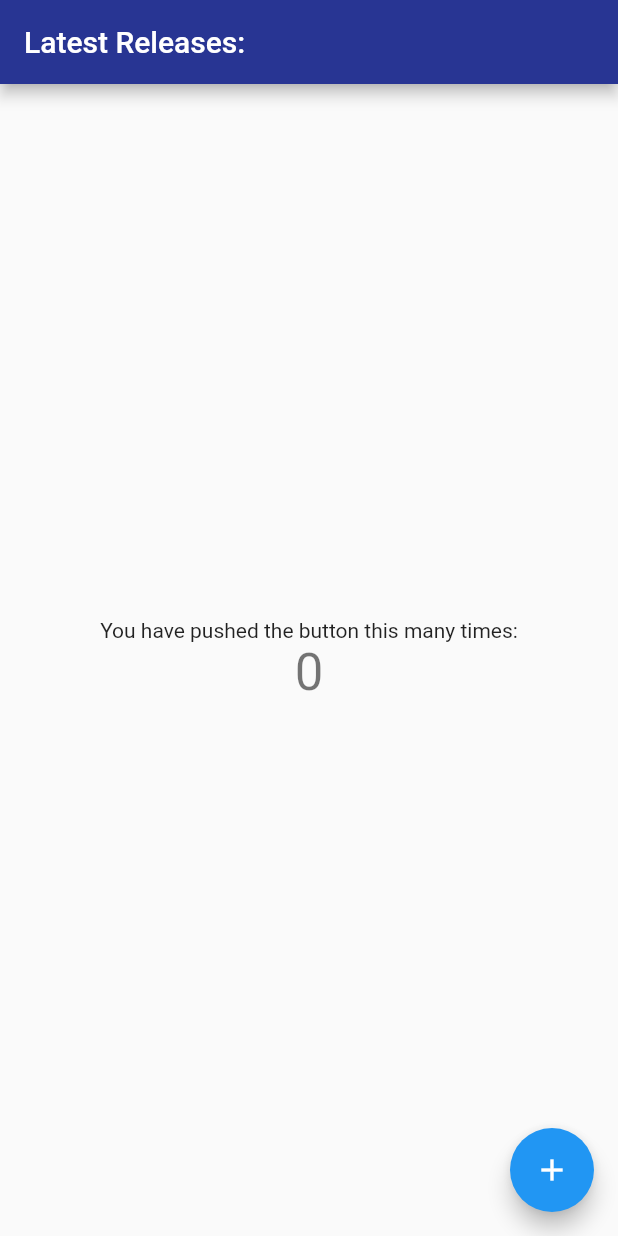
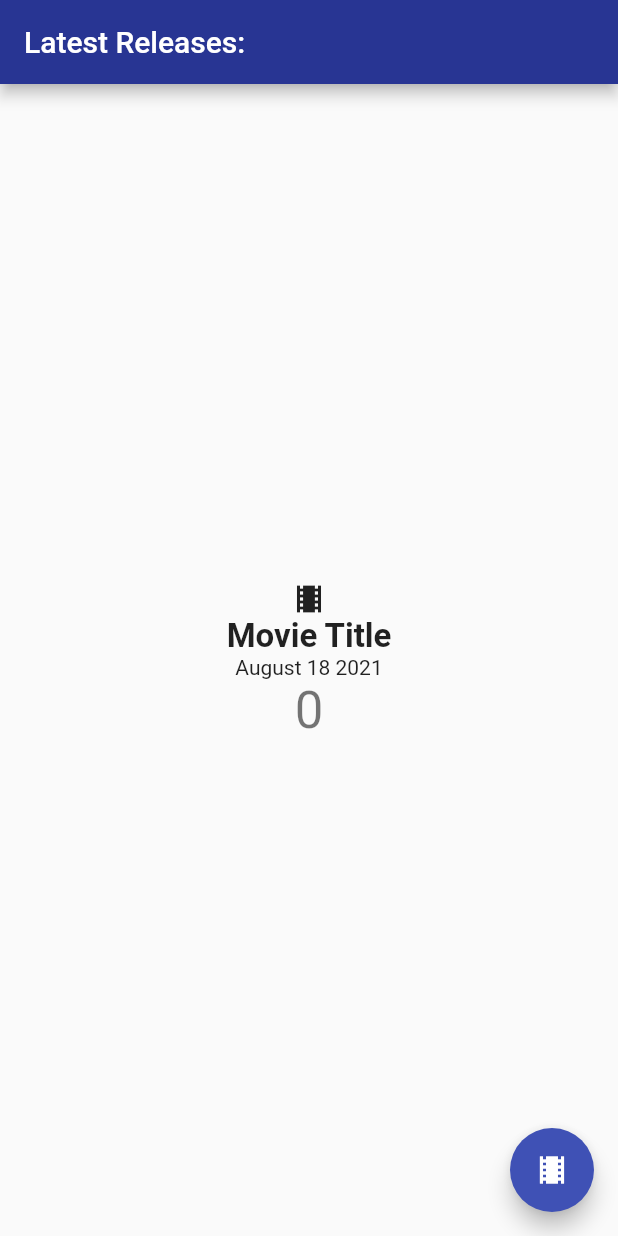
Before and after one commit to Justin-Moretto/movie_app, a Flutter app: the screen it shows after launch, on a phone screen of 412 x 824 dp. Run offline on Flutter 3.47's test engine with Material 2 defaults, Android fonts, the phone set to English and light mode, and no system bars.

Commit message:
style: basic layout for displaying one movie object

```diff
--- a/lib/main.dart
+++ b/lib/main.dart
@@ -11,7 +11,7 @@ class MyApp extends StatelessWidget {
     return MaterialApp(
       title: 'Flutter Demo',
       theme: ThemeData(
-        primarySwatch: Colors.blue,
+        primarySwatch: Colors.indigo,
       ),
       home: MyHomePage(title: 'Latest Releases:'),
     );
@@ -39,13 +39,8 @@ class MyHomePage extends StatefulWidget {
 class _MyHomePageState extends State<MyHomePage> {
   int _counter = 0;
 
-  void _incrementCounter() {
+  void _getLatestMovie() {
     setState(() {
-      // This call to setState tells the Flutter framework that something has
-      // changed in this State, which causes it to rerun the build method below
-      // so that the display can reflect the updated values. If we changed
-      // _counter without calling setState(), then the build method would not be
-      // called again, and so nothing would appear to happen.
       _counter++;
     });
   }
@@ -64,8 +59,16 @@ class _MyHomePageState extends State<MyHomePage> {
           //this is the column where movies are displayed
           mainAxisAlignment: MainAxisAlignment.center,
           children: <Widget>[
+            Icon(Icons.local_movies),
             Text(
-              'You have pushed the button this many times:',
+              'Movie Title',
+              style: TextStyle(
+                fontSize: 22,
+                fontWeight: FontWeight.bold,
+              ),
+            ),
+            Text(
+              'August 18 2021',
             ),
             Text(
               '$_counter',
@@ -75,9 +78,9 @@ class _MyHomePageState extends State<MyHomePage> {
         ),
       ),
       floatingActionButton: FloatingActionButton(
-        onPressed: _incrementCounter,
-        tooltip: 'Increment',
-        child: Icon(Icons.add),
+        onPressed: _getLatestMovie,
+        tooltip: 'getLatestMovie',
+        child: Icon(Icons.local_movies),
       ), // This trailing comma makes auto-formatting nicer for build methods.
     );
   }
--- a/pubspec.yaml
+++ b/pubspec.yaml
@@ -25,6 +25,7 @@ dependencies:
     sdk: flutter
   cupertino_icons: ^1.0.2
   provider: ^5.0.0
+  http:
 
 
 dev_dependencies:
```
Also changed, not shown: pubspec.lock, 17 other files.
